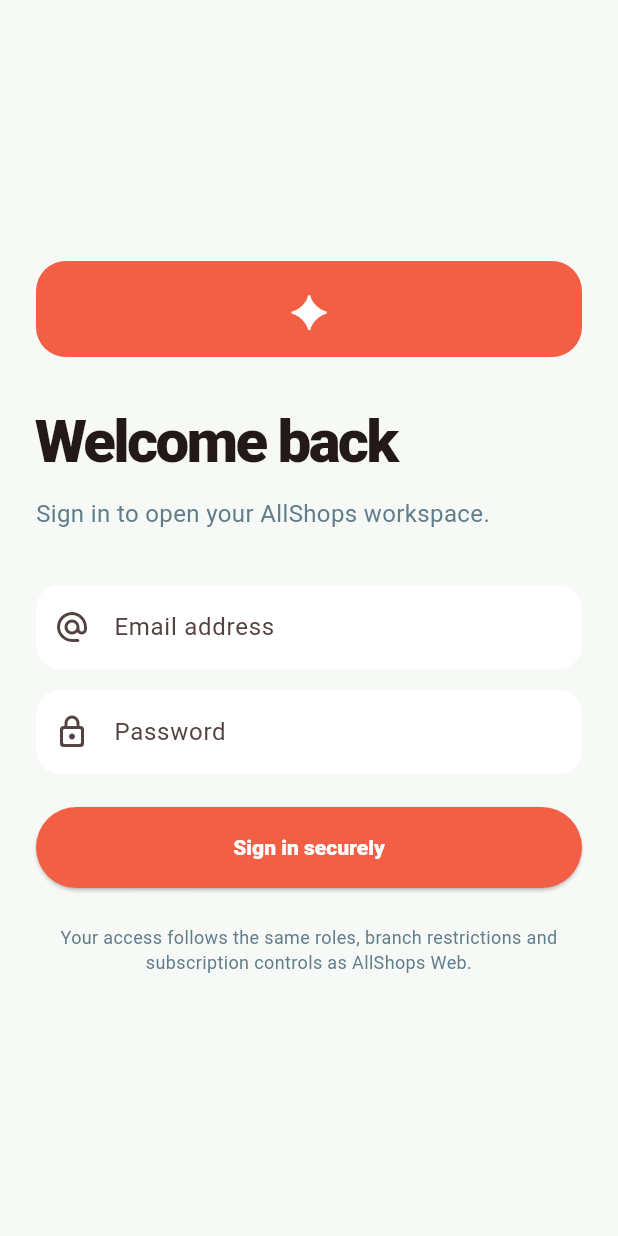
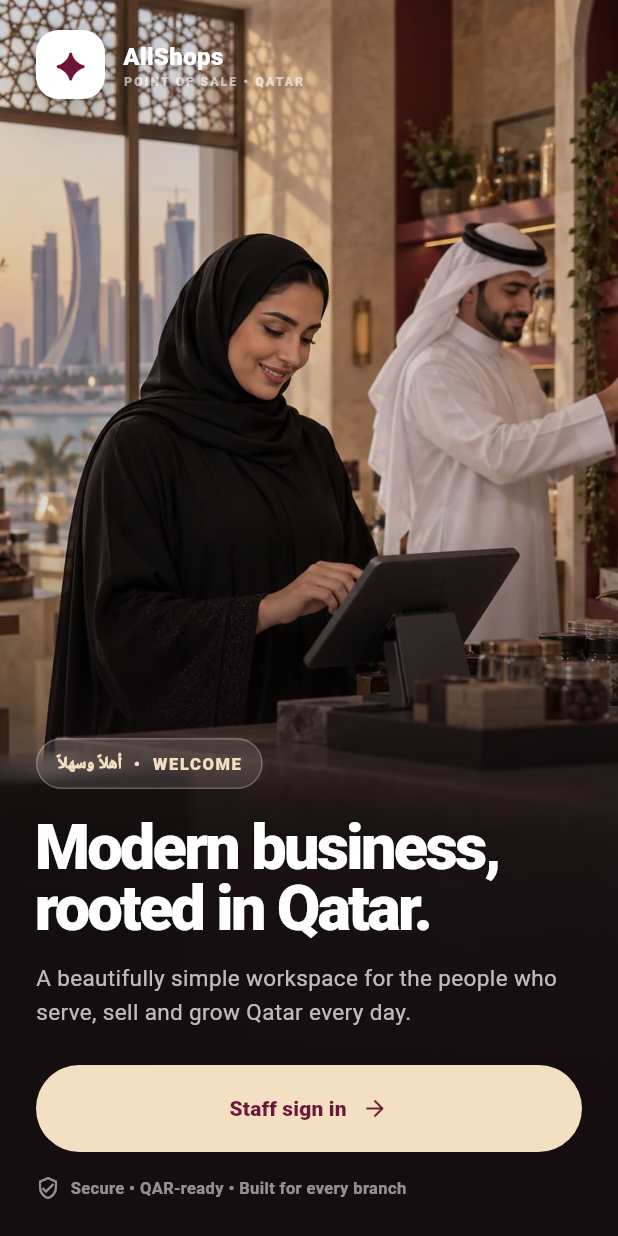
Before and after one commit to paulmbugua/allshops, a Flutter app: the screen it shows after launch, on a phone screen of 412 x 824 dp. Run offline on Flutter 3.47's test engine with Material 3 defaults, Android fonts, the phone set to English and light mode, and no system bars; our stand-ins replace connectivity_plus, cookie_jar, dio, dio_cookie_manager, flutter_riverpod, flutter_secure_storage and 1 more; missing offline and left inert: mobile_scanner; accounts and stored records are empty; network calls fail.

Commit message:
feat: infuse Qatar culture into web and mobile welcome

```diff
--- a/apps/mobile/lib/app.dart
+++ b/apps/mobile/lib/app.dart
@@ -4,7 +4,7 @@
 import 'core/app_logger.dart';
 import 'core/offline_store.dart';
 import 'core/theme.dart';
-import 'features/auth/login_screen.dart';
+import 'features/auth/welcome_screen.dart';
 import 'features/home/home_screen.dart';
 import 'core/models.dart';
 
@@ -72,7 +72,9 @@
         return const Scaffold(body: Center(child: CircularProgressIndicator()));
       }
       final user = snapshot.data;
-      if (user == null || user.memberships.isEmpty) return const LoginScreen();
+      if (user == null || user.memberships.isEmpty) {
+        return const WelcomeScreen();
+      }
       return HomeScreen(user: user, membership: user.memberships.first);
     },
   );
--- a/apps/mobile/lib/core/theme.dart
+++ b/apps/mobile/lib/core/theme.dart
@@ -5,6 +5,8 @@
   static const ink = Color(0xFF172C2B);
   static const mint = Color(0xFF35B77D);
   static const sun = Color(0xFFFFCF5C);
+  static const qatarMaroon = Color(0xFF6D1738);
+  static const qatarSand = Color(0xFFF3DFC1);
   static const canvas = Color(0xFFF7F9F6);
   static ThemeData get light => ThemeData(
     useMaterial3: true,
--- /dev/null
+++ b/apps/mobile/lib/features/auth/welcome_screen.dart
@@ -0,0 +1,207 @@
+import 'package:flutter/material.dart';
+import '../../core/theme.dart';
+import 'login_screen.dart';
+
+class WelcomeScreen extends StatelessWidget {
+  const WelcomeScreen({super.key, this.shopName});
+
+  final String? shopName;
+
+  @override
+  Widget build(BuildContext context) => Scaffold(
+    backgroundColor: AllShopsTheme.qatarMaroon,
+    body: Stack(
+      fit: StackFit.expand,
+      children: [
+        Image.asset(
+          'assets/culture/qatar-shop-welcome.webp',
+          fit: BoxFit.cover,
+          alignment: Alignment.topCenter,
+          filterQuality: FilterQuality.high,
+        ),
+        const DecoratedBox(
+          decoration: BoxDecoration(
+            gradient: LinearGradient(
+              begin: Alignment.topCenter,
+              end: Alignment.bottomCenter,
+              stops: [0, .42, .72, 1],
+              colors: [
+                Color(0x19000000),
+                Color(0x26000000),
+                Color(0xD9150E11),
+                Color(0xFF150E11),
+              ],
+            ),
+          ),
+        ),
+        SafeArea(
+          child: LayoutBuilder(
+            builder: (context, constraints) => Padding(
+              padding: const EdgeInsets.fromLTRB(24, 20, 24, 24),
+              child: Column(
+                crossAxisAlignment: CrossAxisAlignment.start,
+                children: [
+                  _Brand(shopName: shopName),
+                  const Spacer(),
+                  ConstrainedBox(
+                    constraints: const BoxConstraints(maxWidth: 520),
+                    child: Column(
+                      crossAxisAlignment: CrossAxisAlignment.start,
+                      children: [
+                        const _QatarWelcomeBadge(),
+                        const SizedBox(height: 18),
+                        Text(
+                          shopName == null
+                              ? 'Modern business,\nrooted in Qatar.'
+                              : 'Welcome to\n$shopName.',
+                          style: TextStyle(
+                            color: Colors.white,
+                            fontSize: constraints.maxWidth > 600 ? 54 : 42,
+                            height: .98,
+                            letterSpacing: -1.8,
+                            fontWeight: FontWeight.w900,
+                          ),
+                        ),
+                        const SizedBox(height: 14),
+                        Text(
+                          'A beautifully simple workspace for the people who serve, sell and grow Qatar every day.',
+                          style: TextStyle(
+                            color: Colors.white.withValues(alpha: .72),
+                            fontSize: 15,
+                            height: 1.55,
+                          ),
+                        ),
+                        const SizedBox(height: 24),
+                        FilledButton(
+                          style: FilledButton.styleFrom(
+                            minimumSize: const Size.fromHeight(58),
+                            backgroundColor: AllShopsTheme.qatarSand,
+                            foregroundColor: AllShopsTheme.qatarMaroon,
+                          ),
+                          onPressed: () => Navigator.of(context).push(
+                            MaterialPageRoute(
+                              builder: (_) => const LoginScreen(),
+                            ),
+                          ),
+                          child: const Row(
+                            mainAxisAlignment: MainAxisAlignment.center,
+                            children: [
+                              Text(
+                                'Staff sign in',
+                                style: TextStyle(fontWeight: FontWeight.w900),
+                              ),
+                              SizedBox(width: 10),
+                              Icon(Icons.arrow_forward_rounded),
+                            ],
+                          ),
+                        ),
+                        const SizedBox(height: 16),
+                        const Row(
+                          children: [
+                            Icon(
+                              Icons.verified_user_outlined,
+                              color: Colors.white54,
+                              size: 16,
+                            ),
+                            SizedBox(width: 7),
+                            Text(
+                              'Secure • QAR-ready • Built for every branch',
+                              style: TextStyle(
+                                color: Colors.white54,
+                                fontSize: 11,
+                                fontWeight: FontWeight.w700,
+                              ),
+                            ),
+                          ],
+                        ),
+                      ],
+                    ),
+                  ),
+                ],
+              ),
+            ),
+          ),
+        ),
+      ],
+    ),
+  );
+}
+
+class _Brand extends StatelessWidget {
+  const _Brand({this.shopName});
+  final String? shopName;
+  @override
+  Widget build(BuildContext context) => Row(
+    children: [
+      Container(
+        width: 46,
+        height: 46,
+        alignment: Alignment.center,
+        decoration: BoxDecoration(
+          color: Colors.white,
+          borderRadius: BorderRadius.circular(15),
+          boxShadow: const [
+            BoxShadow(
+              color: Colors.black26,
+              blurRadius: 24,
+              offset: Offset(0, 8),
+            ),
+          ],
+        ),
+        child: const Text(
+          '✦',
+          style: TextStyle(
+            color: AllShopsTheme.qatarMaroon,
+            fontSize: 23,
+            fontWeight: FontWeight.w900,
+          ),
+        ),
+      ),
+      const SizedBox(width: 12),
+      Column(
+        crossAxisAlignment: CrossAxisAlignment.start,
+        children: [
+          Text(
+            shopName ?? 'AllShops',
+            style: const TextStyle(
+              color: Colors.white,
+              fontSize: 16,
+              fontWeight: FontWeight.w900,
+            ),
+          ),
+          const Text(
+            'POINT OF SALE • QATAR',
+            style: TextStyle(
+              color: Colors.white60,
+              fontSize: 8,
+              letterSpacing: 1.5,
+              fontWeight: FontWeight.w800,
+            ),
+          ),
+        ],
+      ),
+    ],
+  );
+}
+
+class _QatarWelcomeBadge extends StatelessWidget {
+  const _QatarWelcomeBadge();
+  @override
+  Widget build(BuildContext context) => Container(
+    padding: const EdgeInsets.symmetric(horizontal: 13, vertical: 8),
+    decoration: BoxDecoration(
+      color: Colors.white.withValues(alpha: .12),
+      border: Border.all(color: Colors.white24),
+      borderRadius: BorderRadius.circular(99),
+    ),
+    child: const Text(
+      'أهلاً وسهلاً  •  WELCOME',
+      style: TextStyle(
+        color: AllShopsTheme.qatarSand,
+        fontSize: 11,
+        letterSpacing: 1.1,
+        fontWeight: FontWeight.w900,
+      ),
+    ),
+  );
+}
--- a/apps/mobile/pubspec.yaml
+++ b/apps/mobile/pubspec.yaml
@@ -40,6 +40,8 @@
 
 flutter:
   uses-material-design: true
+  assets:
+    - assets/culture/qatar-shop-welcome.webp
 
 flutter_launcher_icons:
   android: true
```
Also changed, not shown: apps/mobile/lib/features/home/home_screen.dart (+5 -2 lines), apps/mobile/assets/culture/qatar-shop-welcome.webp (added), 4 other files.
